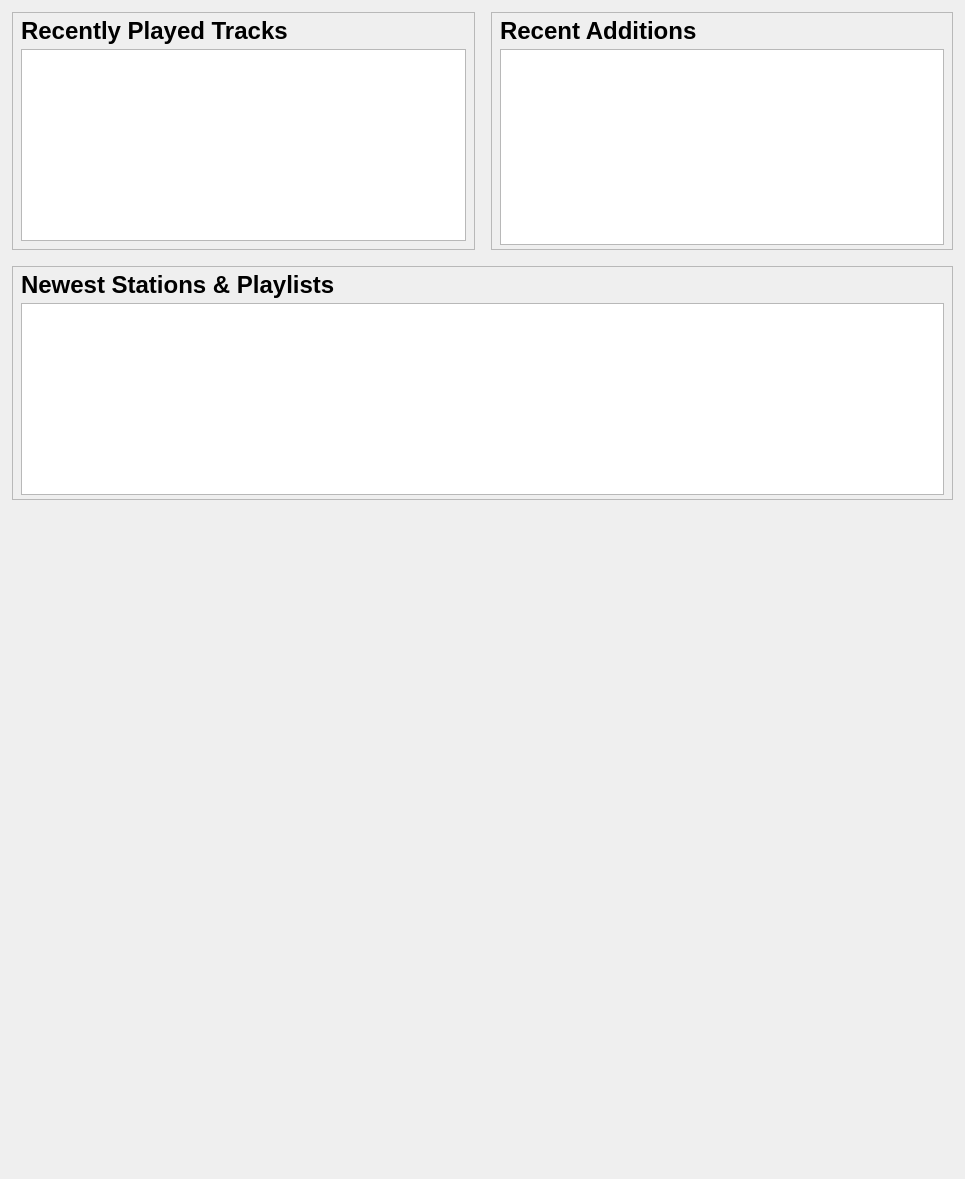
Old version of the form src/libtomahawk/widgets/Dashboard.ui in the repository tomahawk-player/tomahawk.
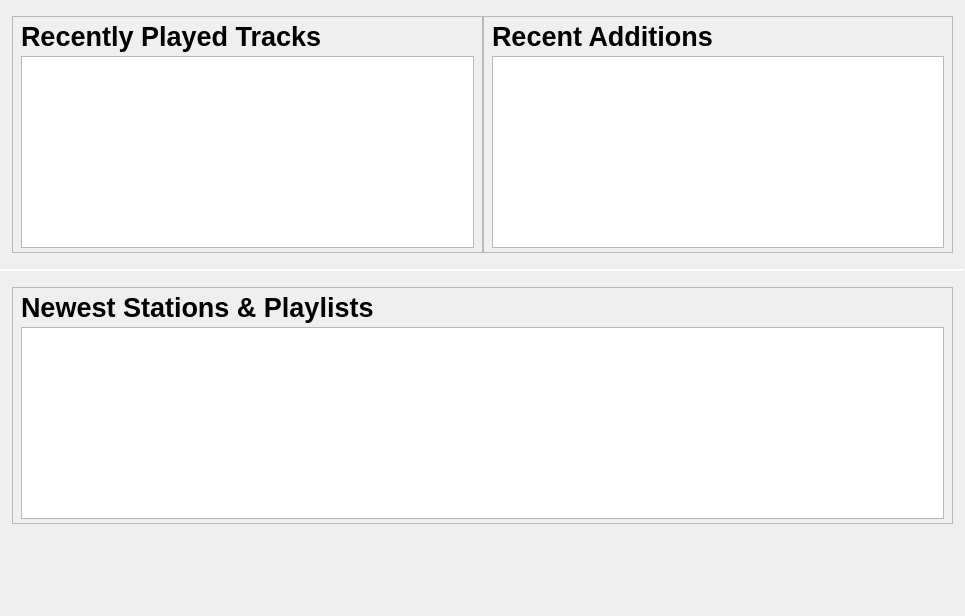
New version of the form. Custom widgets are drawn as their Qt base class.

Commit message: * New layout for Dashboard.

Diff of the .ui file:
```diff
--- a/src/libtomahawk/widgets/Dashboard.ui
+++ b/src/libtomahawk/widgets/Dashboard.ui
@@ -7,22 +7,49 @@
     <x>0</x>
     <y>0</y>
     <width>965</width>
-    <height>1179</height>
+    <height>616</height>
    </rect>
   </property>
   <property name="windowTitle">
    <string notr="true" extracomment="not translatable because not shown to the user">Form</string>
   </property>
-  <layout class="QVBoxLayout" name="verticalLayout" stretch="0,0,1">
+  <layout class="QVBoxLayout" name="verticalLayout_3">
    <property name="spacing">
-    <number>16</number>
+    <number>0</number>
    </property>
    <property name="margin">
-    <number>12</number>
+    <number>0</number>
+   </property>
+   <item>
+    <widget class="QWidget" name="widget" native="true">
+     <layout class="QVBoxLayout" name="verticalLayout">
+      <property name="spacing">
+       <number>0</number>
+      </property>
+      <property name="leftMargin">
+       <number>0</number>
+      </property>
+      <property name="topMargin">
+       <number>16</number>
+      </property>
+      <property name="rightMargin">
+       <number>0</number>
+      </property>
+      <property name="bottomMargin">
+       <number>16</number>
    </property>
    <item>
     <layout class="QHBoxLayout" name="horizontalLayout_2">
-     <property name="margin">
+        <property name="leftMargin">
+         <number>12</number>
+        </property>
+        <property name="topMargin">
+         <number>0</number>
+        </property>
+        <property name="rightMargin">
+         <number>12</number>
+        </property>
+        <property name="bottomMargin">
       <number>0</number>
      </property>
      <item>
@@ -47,13 +74,13 @@
          <number>8</number>
         </property>
         <property name="bottomMargin">
-         <number>8</number>
+            <number>4</number>
         </property>
         <item>
          <widget class="QLabel" name="label">
           <property name="font">
            <font>
-            <pointsize>18</pointsize>
+               <pointsize>20</pointsize>
             <weight>75</weight>
             <bold>true</bold>
            </font>
@@ -111,7 +138,7 @@
           <property name="font">
            <font>
             <family>Arial</family>
-            <pointsize>18</pointsize>
+               <pointsize>20</pointsize>
             <weight>75</weight>
             <bold>true</bold>
            </font>
@@ -145,6 +172,53 @@
      </item>
     </layout>
    </item>
+     </layout>
+    </widget>
+   </item>
+   <item>
+    <widget class="Line" name="lineAbove">
+     <property name="maximumSize">
+      <size>
+       <width>16777215</width>
+       <height>1</height>
+      </size>
+     </property>
+     <property name="orientation">
+      <enum>Qt::Horizontal</enum>
+     </property>
+    </widget>
+   </item>
+   <item>
+    <widget class="Line" name="lineBelow">
+     <property name="maximumSize">
+      <size>
+       <width>16777215</width>
+       <height>1</height>
+      </size>
+     </property>
+     <property name="orientation">
+      <enum>Qt::Horizontal</enum>
+     </property>
+    </widget>
+   </item>
+   <item>
+    <widget class="QWidget" name="playlistContainer" native="true">
+     <layout class="QVBoxLayout" name="verticalLayout_2">
+      <property name="spacing">
+       <number>0</number>
+      </property>
+      <property name="leftMargin">
+       <number>12</number>
+      </property>
+      <property name="topMargin">
+       <number>16</number>
+      </property>
+      <property name="rightMargin">
+       <number>12</number>
+      </property>
+      <property name="bottomMargin">
+       <number>16</number>
+      </property>
    <item>
     <widget class="QFrame" name="playlistFrame">
      <property name="frameShape">
@@ -174,7 +248,7 @@
         <property name="font">
          <font>
           <family>Arial</family>
-          <pointsize>18</pointsize>
+             <pointsize>20</pointsize>
           <weight>75</weight>
           <bold>true</bold>
          </font>
@@ -193,6 +267,9 @@
      </layout>
     </widget>
    </item>
+     </layout>
+    </widget>
+   </item>
    <item>
     <spacer name="verticalSpacer">
      <property name="orientation">
@@ -209,16 +286,16 @@
   </layout>
  </widget>
  <customwidgets>
+  <customwidget>
+   <class>PlaylistView</class>
+   <extends>QTreeView</extends>
+   <header location="global">playlist/PlaylistView.h</header>
+  </customwidget>
   <customwidget>
    <class>GridView</class>
    <extends>QListView</extends>
    <header location="global">playlist/GridView.h</header>
   </customwidget>
-  <customwidget>
-   <class>PlaylistView</class>
-   <extends>QTreeView</extends>
-   <header>playlist/PlaylistView.h</header>
-  </customwidget>
   <customwidget>
    <class>PlaylistWidget</class>
    <extends>QListWidget</extends>
```
Left out of the diff: 2 changed lines with no effect on the pictures. Lines whose indentation alone changed are shown as unchanged. The commit also changes 1 other file.
